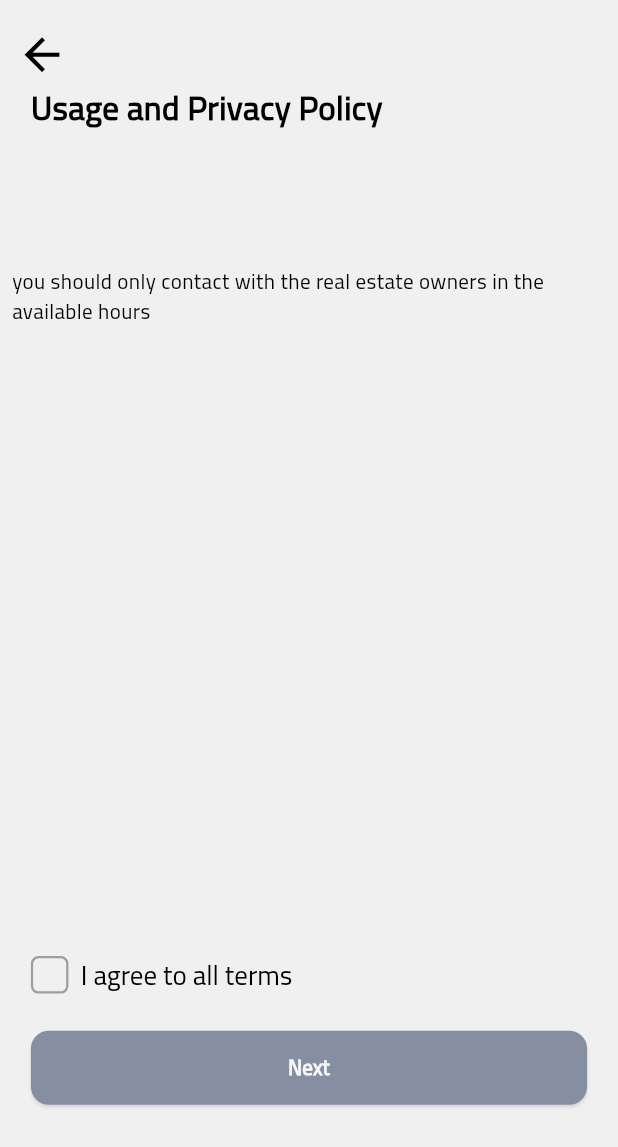
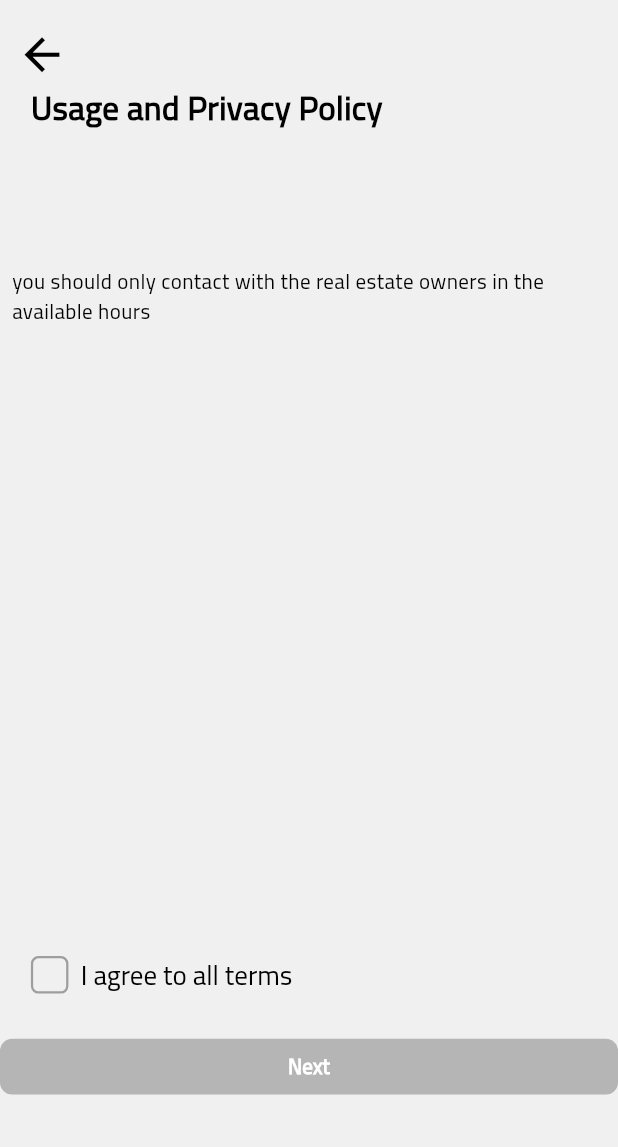
Before and after one commit to ihsan-git-1/Nostra-Casa-Real-Estate, a Flutter app: the Welcome screen opened by its route, after a tap on "Welcome to Nostra Casa", on a phone screen of 412 x 824 dp. Shown: the top 1147 px of the screen. Run offline on Flutter 3.47's test engine with Material 2 defaults, Android fonts, the phone set to English and light mode, and no system bars; our stand-ins replace bloc, equatable, flutter_bloc, flutter_svg; project files that could hold a hidden picture were left out.

Commit message:
added disabled for custom elevated button

```diff
--- a/lib/main.dart
+++ b/lib/main.dart
@@ -4,9 +4,7 @@ import 'package:nostra_casa/utility/app_style.dart';
 
 void main() {
   runApp(
-      MyApp(
-          appRouter:  AppRouter()
-      ));
+      MyApp(appRouter:  AppRouter()));
 }
 
 class MyApp extends StatelessWidget {
--- a/lib/presentation/global_widgets/custom_elevated_button.dart
+++ b/lib/presentation/global_widgets/custom_elevated_button.dart
@@ -1,38 +1,45 @@
+import 'package:flutter/foundation.dart';
 import 'package:flutter/material.dart';
+import 'package:nostra_casa/utility/app_style.dart';
 
 class CustomElevatedButton extends StatelessWidget {
   final Color color;
   final String title;
-  final double height;
-  final double width;
-  final Function() onPressed;
+  final Function()? onPressed;
 
   const CustomElevatedButton({
     required this.color,
     required this.title,
-    required this.height,
-    required this.width,
     required this.onPressed,
     Key? key,
   }) : super(key: key);
 
   @override
   Widget build(BuildContext context) {
+    double getWidth = MediaQuery.of(context).size.width;
+    double getHeight = MediaQuery.of(context).size.height;
+
     return ElevatedButton(
-
-      style: ButtonStyle(
-        backgroundColor: MaterialStateProperty.all(color),
-        minimumSize: MaterialStateProperty.all(Size(width, height)),
-        shape: MaterialStateProperty.all(
-          RoundedRectangleBorder(
-            borderRadius: BorderRadius.circular(12),
-          ),
+      style: ElevatedButton.styleFrom(
+        backgroundColor: color,
+        elevation: 0,
+        padding: const EdgeInsets.all(kIsWeb?15:8),
+        disabledBackgroundColor: AppStyle.kGreyColor,
+        animationDuration: const Duration(milliseconds: 250),
+        minimumSize: Size(double.infinity, getHeight * 0.045),
+        maximumSize: Size(double.infinity, kIsWeb?getHeight * 0.2:getHeight * 0.1),
+        shape: const RoundedRectangleBorder(
+          borderRadius: BorderRadius.all(Radius.circular(8)),
         ),
       ),
       onPressed: onPressed,
       child: Text(
         title,
-        style: TextStyle(color: Colors.white,fontFamily: "Cairo",fontWeight: FontWeight.bold),
+        style: TextStyle(
+            color: Colors.white,
+            fontFamily: AppStyle.fontName ,
+            fontWeight: AppFontWeight.bold
+        ),
       ),
     );
   }
--- a/lib/presentation/policy.dart
+++ b/lib/presentation/policy.dart
@@ -1,81 +1,112 @@
 import 'package:flutter/material.dart';
 import 'package:flutter_bloc/flutter_bloc.dart';
-import 'package:nostra_casa/data/models/contact_info_model.dart';
 import 'package:nostra_casa/presentation/global_widgets/custom_check_box.dart';
 import 'package:nostra_casa/presentation/global_widgets/custom_elevated_button.dart';
-import 'package:nostra_casa/presentation/global_widgets/elevated_button_widget.dart';
 import 'package:nostra_casa/utility/app_style.dart';
 import 'package:nostra_casa/utility/enums.dart';
-
 import '../../business_logic/get_bloc/get_bloc.dart';
-import '../../utility/app_routes.dart';
 
 class Policy extends StatefulWidget {
-   Policy({super.key, required this.title});
+  Policy({super.key, required this.title});
 
   final String title;
-
-
 
   @override
   State<Policy> createState() => _PolicyState();
 }
+
 class _PolicyState extends State<Policy> {
-  bool accept=false;
+  bool accept = false;
 
   void changeAcceptance() {
     setState(() {
       accept = !accept;
     });
   }
+
   @override
   Widget build(BuildContext context) {
     final screenSize = MediaQuery.of(context).size;
     final screenWidth = screenSize.width;
     final screenHeight = screenSize.height;
     return BlocProvider(
-      create: (context) => GetBloc()..add(GetRequestApiEvent(getRequestType: GetRequestType.contactInfo)),
-
+      create: (context) => GetBloc()
+        ..add(GetRequestApiEvent(getRequestType: GetRequestType.contactInfo)),
       child: SafeArea(
         child: Scaffold(
           appBar: AppBar(
-           leading: Padding(
-             padding:  EdgeInsets.only(top: screenHeight*0.02),
-             child: Icon(Icons.arrow_back,size: 35,),
-           ),
+            // todo : johny : there is no need for back button since flutter will add it automatically for the app bar when there is a previous page
+            leading: Padding(
+              padding: EdgeInsets.only(top: screenHeight * 0.02),
+              child: const Icon(
+                Icons.arrow_back,
+                size: 35,
+              ),
+            ),
           ),
-
-          body:Column(
+          // todo : johny : replace all sized boxes with width with padding for the entire column
+          body: Column(
             children: [
               Row(
                 children: [
-                  SizedBox(width: screenWidth*0.05,),
-                  Text(widget.title,style: TextStyle(fontWeight: FontWeight.bold,fontSize: 22,fontFamily: "Cairo"),),
+                  SizedBox(
+                    width: screenWidth * 0.05,
+                  ),
+                  // todo : johny : there is no need to add "Cario" as font family since it's already add to the whole theme app.
+                  // todo : johny : replace "FontWeight.bold" with the AppFontWeight in app style please .
+
+                  Text(
+                    widget.title,
+                    style: const TextStyle(
+                        fontWeight: FontWeight.bold,
+                        fontSize: 22,
+                        fontFamily: "Cairo"),
+                  ),
                 ],
               ),
-              SizedBox(height: screenHeight*0.1,),
-              Padding(
-                padding: const EdgeInsets.all(8.0),
-                child: Text("you should only contact with the real estate owners in the available hours"),
+              SizedBox(
+                height: screenHeight * 0.1,
               ),
-              SizedBox(height: screenHeight*0.5,),
+              const Padding(
+                padding: EdgeInsets.all(8.0),
+                child: Text(
+                    "you should only contact with the real estate owners in the available hours"),
+              ),
+              SizedBox(
+                height: screenHeight * 0.5,
+              ),
               Row(
                 children: [
-                  SizedBox(width: screenWidth*0.05,),
-                  CustomCheckbox(isSelected:accept,iconSize: 20,size:25,color: Colors.grey, onTap: () {
-                   changeAcceptance();
-                  },),
-                  SizedBox(width: screenWidth*0.02,),
-                  Text("I agree to all terms",style: Theme.of(context)
-                      .textTheme
-                      .headline5!,),
-
+                  SizedBox(
+                    width: screenWidth * 0.05,
+                  ),
+                  CustomCheckbox(
+                    isSelected: accept,
+                    iconSize: 20,
+                    size: 25,
+                    color: Colors.grey,
+                    onTap: () {
+                      changeAcceptance();
+                    },
+                  ),
+                  SizedBox(
+                    width: screenWidth * 0.02,
+                  ),
+                  Text(
+                    "I agree to all terms",
+                    style: Theme.of(context).textTheme.headline5!,
+                  ),
                 ],
               ),
-              SizedBox(height: screenHeight*0.03,),
-              Opacity(
-                  opacity: accept ? 1 : 0.5,
-                  child: CustomElevatedButton(color: AppStyle.darkBlueColor, title: 'Next', height: screenHeight*0.06, width: screenWidth*0.9, onPressed: (){})),
+              SizedBox(
+                height: screenHeight * 0.03,
+              ),
+              // todo : johny : don't use width and height for the button use padding in the columns more responsive and clean
+              const CustomElevatedButton(
+                  color: AppStyle.darkBlueColor,
+                  title: 'Next',
+                  onPressed: null,
+              ),
             ],
           ),
         ),
--- a/lib/utility/app_routes.dart
+++ b/lib/utility/app_routes.dart
@@ -2,8 +2,8 @@
 
 class AppRoutes {
 
-  static const String welcome ="/";
-  static const String policy ="/policy";
+  static const String welcome ="/policy";
+  static const String policy ="/";
 
 
 
--- a/lib/utility/app_style.dart
+++ b/lib/utility/app_style.dart
@@ -7,6 +7,7 @@ class AppStyle {
   static const Color kGreyColor = Color(0xFFb5b5b5);
   static const Color redColor = Color(0xFFD81721);
   static const Color kGreenColor = Color(0xff4BBCA7);
+  static const String fontName = "Cairo";
 
   static ThemeData theme = ThemeData(
     primaryColor: darkBlueColor,
@@ -29,11 +30,12 @@ class AppStyle {
         titleTextStyle: TextStyle(
           fontSize: 20,
           color: blackColor,
-          fontFamily: "Cairo",
+          fontFamily: fontName,
           fontWeight: FontWeight.w800,
-        )),
+        ),
+    ),
     dividerColor: const Color(0xFFD9D9D9),
-    fontFamily: 'Cairo',
+    fontFamily: fontName,
     textTheme: TextTheme(
       // headline1: TextStyle(),
       headline2: TextStyle(
@@ -51,12 +53,12 @@ class AppStyle {
         color: blackColor,
         fontWeight: AppFontWeight.bold,
       ),
-      headline5: TextStyle(fontSize: 18, color: blackColor),
+      headline5: const TextStyle(fontSize: 18, color: blackColor),
       headline6: TextStyle(
           fontSize: 16, color: blackColor, fontWeight: AppFontWeight.medium),
 
-      bodyText1: TextStyle(fontSize: 14, color: blackColor),
-      bodyText2: TextStyle(fontSize: 14, color: blackColor),
+      bodyText1: const TextStyle(fontSize: 14, color: blackColor),
+      bodyText2: const TextStyle(fontSize: 14, color: blackColor),
       // bodyText1: TextStyle(),
     ),
     elevatedButtonTheme: ElevatedButtonThemeData(
```
